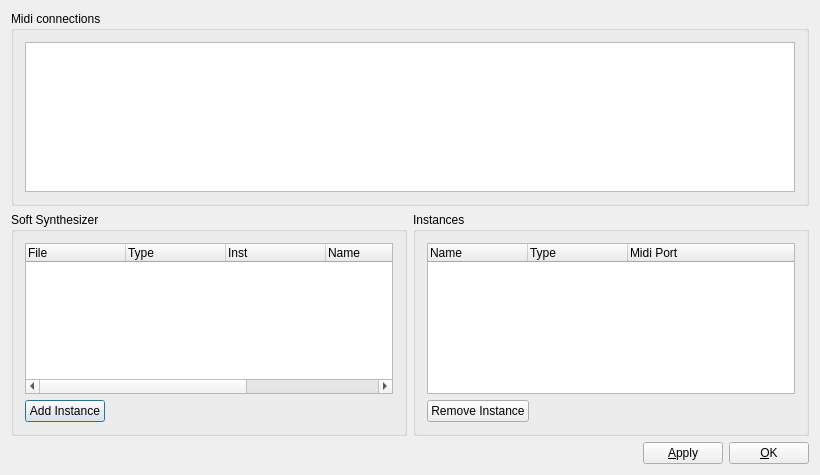
First picture: the form in muse2/muse/widgets/synthconfigbase.ui, repository emrum/muse, before the edit.
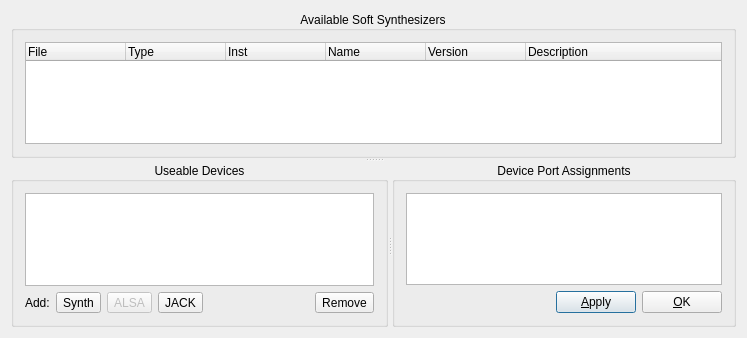
Second picture: the form after the edit. Custom widgets are drawn as their Qt base class.

Commit message: New router and midi config dialog WIP

Diff of the .ui file:
```diff
--- a/muse2/muse/widgets/synthconfigbase.ui
+++ b/muse2/muse/widgets/synthconfigbase.ui
@@ -6,69 +6,27 @@
    <rect>
     <x>0</x>
     <y>0</y>
-    <width>820</width>
-    <height>475</height>
+    <width>747</width>
+    <height>338</height>
    </rect>
   </property>
   <property name="windowTitle">
    <string>Midi Port and Soft Synth Configuration</string>
   </property>
   <layout class="QGridLayout" name="gridLayout">
-   <item row="0" column="0" colspan="2">
-    <widget class="QGroupBox" name="groupBox10">
-     <property name="title">
-      <string>Midi connections</string>
+   <item row="0" column="0">
+    <widget class="MusEGui::Splitter" name="VSplitter">
+     <property name="orientation">
+      <enum>Qt::Vertical</enum>
      </property>
-     <layout class="QVBoxLayout">
-      <item>
-       <widget class="QTableWidget" name="mdevView">
-        <attribute name="verticalHeaderDefaultSectionSize">
-         <number>18</number>
-        </attribute>
-       </widget>
-      </item>
-     </layout>
-    </widget>
-   </item>
-   <item row="1" column="0">
     <widget class="QGroupBox" name="GroupBox2">
      <property name="title">
-      <string>Soft Synthesizer</string>
+       <string>Available Soft Synthesizers</string>
+      </property>
+      <property name="alignment">
+       <set>Qt::AlignCenter</set>
      </property>
      <layout class="QGridLayout">
-      <item row="1" column="0">
-       <layout class="QHBoxLayout">
-        <property name="spacing">
-         <number>6</number>
-        </property>
-        <property name="margin">
-         <number>0</number>
-        </property>
-        <item>
-         <widget class="QPushButton" name="addInstance">
-          <property name="text">
-           <string>Add Instance</string>
-          </property>
-         </widget>
-        </item>
-        <item>
-         <spacer name="Spacer1">
-          <property name="orientation">
-           <enum>Qt::Horizontal</enum>
-          </property>
-          <property name="sizeType">
-           <enum>QSizePolicy::Expanding</enum>
-          </property>
-          <property name="sizeHint" stdset="0">
-           <size>
-            <width>20</width>
-            <height>20</height>
-           </size>
-          </property>
-         </spacer>
-        </item>
-       </layout>
-      </item>
       <item row="0" column="0">
        <widget class="QTreeWidget" name="synthList">
         <property name="toolTip">
@@ -111,66 +69,143 @@
       </item>
      </layout>
     </widget>
-   </item>
-   <item row="1" column="1">
+     <widget class="MusEGui::Splitter" name="HSplitter">
+      <property name="orientation">
+       <enum>Qt::Horizontal</enum>
+      </property>
     <widget class="QGroupBox" name="GroupBox3">
+       <property name="sizePolicy">
+        <sizepolicy hsizetype="Preferred" vsizetype="Preferred">
+         <horstretch>0</horstretch>
+         <verstretch>0</verstretch>
+        </sizepolicy>
+       </property>
      <property name="title">
-      <string>Instances</string>
-     </property>
-     <layout class="QGridLayout">
-      <item row="0" column="0">
-       <widget class="QTreeWidget" name="instanceList">
-        <property name="allColumnsShowFocus">
-         <bool>true</bool>
-        </property>
-        <column>
+        <string>Useable Devices</string>
+       </property>
+       <property name="alignment">
+        <set>Qt::AlignCenter</set>
+       </property>
+       <layout class="QVBoxLayout" name="verticalLayout">
+        <item>
+         <widget class="QTableWidget" name="instanceList">
+          <property name="sizePolicy">
+           <sizepolicy hsizetype="Expanding" vsizetype="Expanding">
+            <horstretch>0</horstretch>
+            <verstretch>0</verstretch>
+           </sizepolicy>
+          </property>
+          <property name="selectionMode">
+           <enum>QAbstractItemView::SingleSelection</enum>
+          </property>
+          <property name="selectionBehavior">
+           <enum>QAbstractItemView::SelectRows</enum>
+          </property>
+          <attribute name="horizontalHeaderHighlightSections">
+           <bool>false</bool>
+          </attribute>
+          <attribute name="verticalHeaderVisible">
+           <bool>false</bool>
+          </attribute>
+          <attribute name="verticalHeaderDefaultSectionSize">
+           <number>18</number>
+          </attribute>
+          <attribute name="verticalHeaderHighlightSections">
+           <bool>false</bool>
+          </attribute>
+         </widget>
+        </item>
+        <item>
+         <layout class="QHBoxLayout" name="horizontalLayout">
+          <item>
+           <widget class="QLabel" name="label">
          <property name="text">
-          <string>Name</string>
-         </property>
-        </column>
-        <column>
+             <string>Add:</string>
+            </property>
+           </widget>
+          </item>
+          <item>
+           <widget class="QToolButton" name="addSynthDevice">
          <property name="text">
-          <string>Type</string>
-         </property>
-        </column>
-        <column>
+             <string>Synth</string>
+            </property>
+           </widget>
+          </item>
+          <item>
+           <widget class="QToolButton" name="addALSADevice">
+            <property name="enabled">
+             <bool>false</bool>
+            </property>
          <property name="text">
-          <string>Midi Port</string>
-         </property>
-        </column>
-       </widget>
-      </item>
-      <item row="1" column="0">
-       <layout class="QHBoxLayout">
+             <string>ALSA</string>
+            </property>
+           </widget>
+          </item>
         <item>
-         <widget class="QPushButton" name="removeInstance">
+           <widget class="QToolButton" name="addJACKDevice">
           <property name="text">
-           <string>Remove Instance</string>
+             <string>JACK</string>
           </property>
          </widget>
         </item>
         <item>
-         <spacer name="Spacer2">
+           <spacer name="horizontalSpacer_2">
           <property name="orientation">
            <enum>Qt::Horizontal</enum>
           </property>
-          <property name="sizeType">
-           <enum>QSizePolicy::Expanding</enum>
-          </property>
           <property name="sizeHint" stdset="0">
            <size>
-            <width>113</width>
+              <width>40</width>
             <height>20</height>
            </size>
           </property>
          </spacer>
         </item>
+          <item>
+           <widget class="QToolButton" name="removeDevice">
+            <property name="text">
+             <string>Remove</string>
+            </property>
+           </widget>
+          </item>
        </layout>
       </item>
      </layout>
     </widget>
-   </item>
-   <item row="2" column="0" colspan="2">
+      <widget class="QGroupBox" name="groupBox10">
+       <property name="sizePolicy">
+        <sizepolicy hsizetype="Preferred" vsizetype="Preferred">
+         <horstretch>0</horstretch>
+         <verstretch>0</verstretch>
+        </sizepolicy>
+       </property>
+       <property name="title">
+        <string>Device Port Assignments</string>
+       </property>
+       <property name="alignment">
+        <set>Qt::AlignCenter</set>
+       </property>
+       <layout class="QVBoxLayout" name="verticalLayout_2" stretch="0,0">
+        <item>
+         <widget class="QTableWidget" name="mdevView">
+          <property name="sizePolicy">
+           <sizepolicy hsizetype="Expanding" vsizetype="Expanding">
+            <horstretch>0</horstretch>
+            <verstretch>0</verstretch>
+           </sizepolicy>
+          </property>
+          <property name="selectionMode">
+           <enum>QAbstractItemView::SingleSelection</enum>
+          </property>
+          <property name="selectionBehavior">
+           <enum>QAbstractItemView::SelectRows</enum>
+          </property>
+          <attribute name="verticalHeaderDefaultSectionSize">
+           <number>18</number>
+          </attribute>
+         </widget>
+        </item>
+        <item>
     <layout class="QHBoxLayout" name="horizontalLayout_2">
      <item>
       <spacer name="horizontalSpacer">
@@ -203,7 +238,20 @@
    </item>
   </layout>
  </widget>
+     </widget>
+    </widget>
+   </item>
+  </layout>
+ </widget>
  <layoutdefault spacing="6" margin="11"/>
+ <customwidgets>
+  <customwidget>
+   <class>MusEGui::Splitter</class>
+   <extends>QSplitter</extends>
+   <header>splitter.h</header>
+   <container>1</container>
+  </customwidget>
+ </customwidgets>
  <resources/>
  <connections/>
 </ui>
```
Left out of the diff: 2 changed lines with no effect on the pictures. Lines whose indentation alone changed are shown as unchanged. The commit also changes 41 other files.
